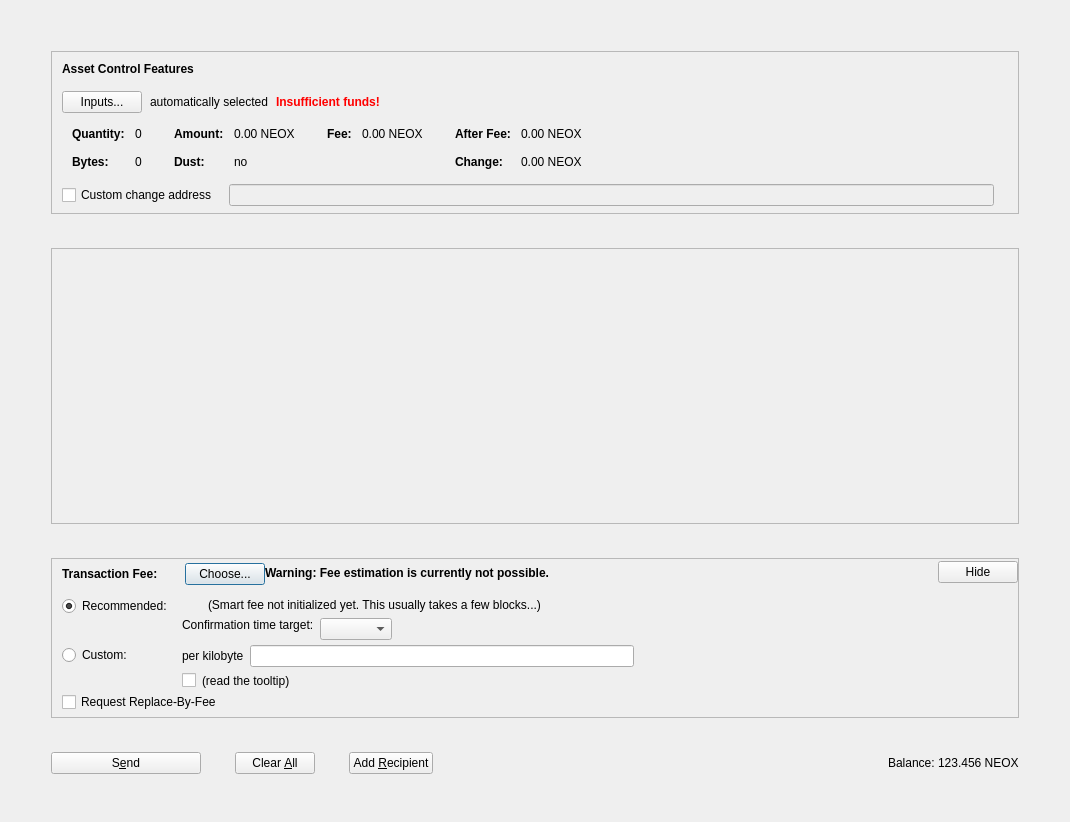
Before: the Qt Designer form src/qt/forms/assetsdialog.ui in NeoxaChain/Neoxa, drawn with Qt 5.
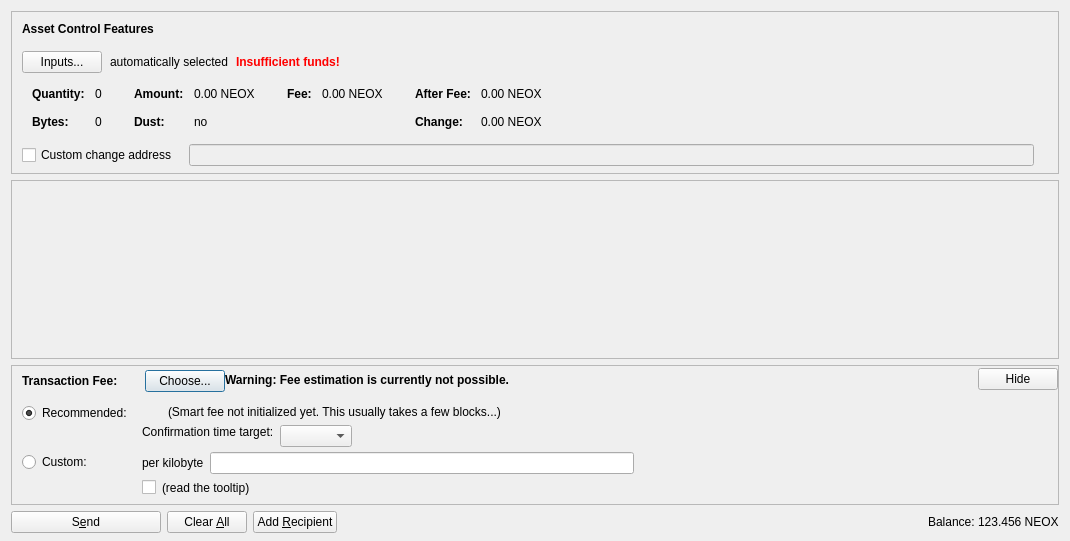
After: the same form once the commit is applied. Icons and pictures are not drawn. Custom widgets are drawn as their Qt base class.

Diff of the .ui file:
```diff
--- a/src/qt/forms/assetsdialog.ui
+++ b/src/qt/forms/assetsdialog.ui
@@ -7,7 +7,7 @@
     <x>0</x>
     <y>0</y>
     <width>1070</width>
-    <height>822</height>
+    <height>541</height>
    </rect>
   </property>
   <property name="windowTitle">
@@ -20,19 +20,19 @@
    <item>
     <layout class="QVBoxLayout" name="verticalLayout_3">
      <property name="spacing">
-      <number>34</number>
+      <number>6</number>
      </property>
      <property name="leftMargin">
-      <number>40</number>
+      <number>0</number>
      </property>
      <property name="topMargin">
-      <number>40</number>
+      <number>0</number>
      </property>
      <property name="rightMargin">
-      <number>40</number>
+      <number>0</number>
      </property>
      <property name="bottomMargin">
-      <number>40</number>
+      <number>0</number>
      </property>
      <item>
       <widget class="QFrame" name="frameAssetControl">
@@ -604,8 +604,8 @@
          <rect>
           <x>0</x>
           <y>0</y>
-          <width>964</width>
-          <height>165</height>
+          <width>1048</width>
+          <height>91</height>
          </rect>
         </property>
         <layout class="QVBoxLayout" name="verticalLayout_2" stretch="0,1">
@@ -1122,16 +1122,6 @@
                </item>
               </layout>
              </item>
-             <item>
-              <widget class="QCheckBox" name="optInRBF">
-               <property name="toolTip">
-                <string>Indicates that the sender may wish to replace this transaction with a new one paying higher fees (prior to being confirmed).</string>
-               </property>
-               <property name="text">
-                <string>Request Replace-By-Fee</string>
-               </property>
-              </widget>
-             </item>
             </layout>
            </widget>
           </item>
```
Left out of the diff: 20 changed lines with no effect on the pictures.
